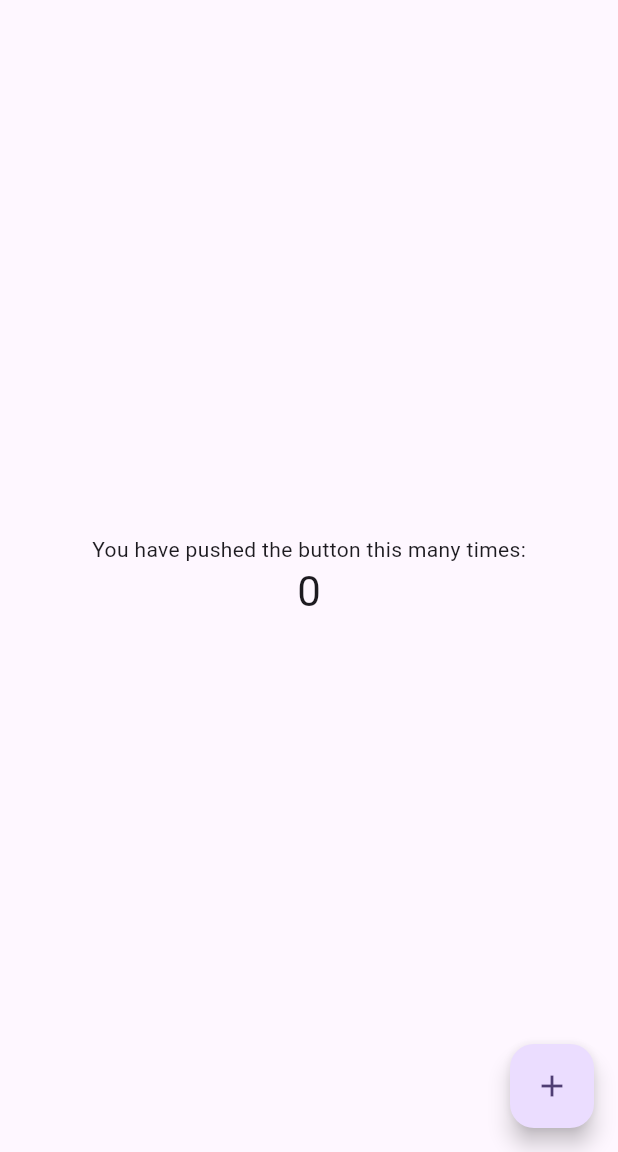
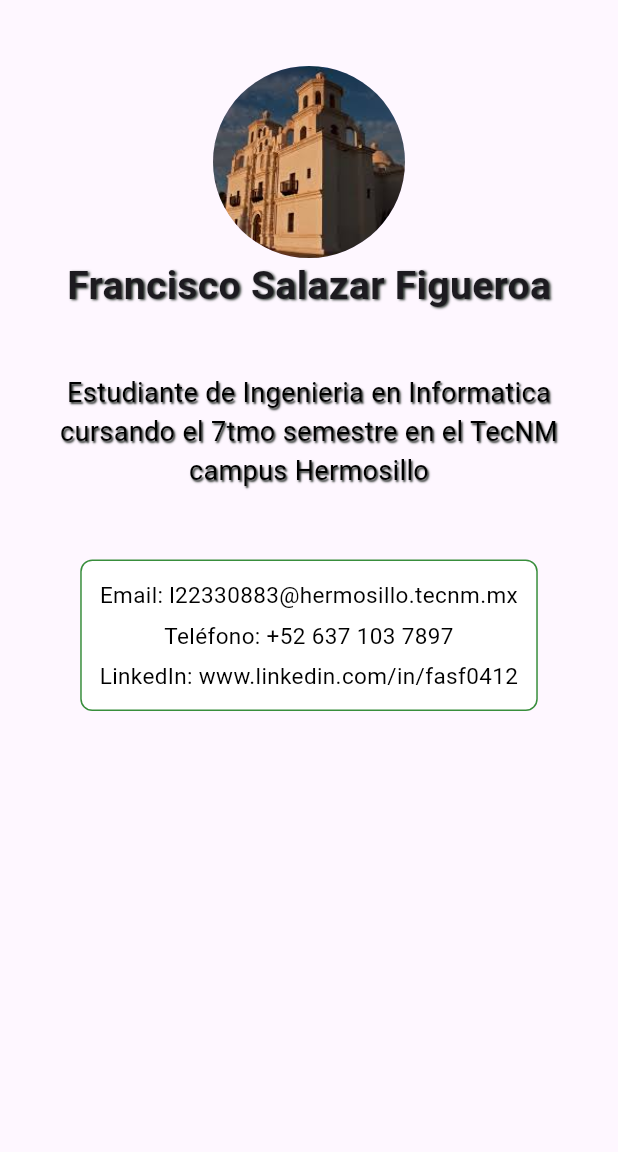
Before and after one commit to Elquedeque/album_biblio, a Flutter app: the screen it shows after launch, on a phone screen of 412 x 824 dp, the part 84-1236 px from its top. Run offline on Flutter 3.47's test engine with Material 3 defaults, Android fonts, the phone set to English and light mode, and no system bars.

```diff
--- a/album_biblio/lib/main.dart
+++ b/album_biblio/lib/main.dart
@@ -85,38 +85,89 @@ class _MyHomePageState extends State<MyHomePage> {
         // the App.build method, and use it to set our appbar title.
         title: Text(widget.title),
       ),
-      body: Center(
-        // Center is a layout widget. It takes a single child and positions it
-        // in the middle of the parent.
-        child: Column(
-          // Column is also a layout widget. It takes a list of children and
-          // arranges them vertically. By default, it sizes itself to fit its
-          // children horizontally, and tries to be as tall as its parent.
-          //
-          // Column has various properties to control how it sizes itself and
-          // how it positions its children. Here we use mainAxisAlignment to
-          // center the children vertically; the main axis here is the vertical
-          // axis because Columns are vertical (the cross axis would be
-          // horizontal).
-          //
-          // TRY THIS: Invoke "debug painting" (choose the "Toggle Debug Paint"
-          // action in the IDE, or press "p" in the console), to see the
-          // wireframe for each widget.
-          mainAxisAlignment: MainAxisAlignment.center,
-          children: <Widget>[
-            const Text('You have pushed the button this many times:'),
-            Text(
-              '$_counter',
-              style: Theme.of(context).textTheme.headlineMedium,
+      body: Padding(
+        padding: const EdgeInsets.all(4.0),
+        child: Center ( child: GestureDetector(
+          child: Column(
+          mainAxisAlignment: MainAxisAlignment.start,
+            children: [
+            const SizedBox(height: 40),
+            // Imagen
+            CircleAvatar(
+            radius: 64,
+            backgroundImage: AssetImage('assets/images/profile.jpg'),
+            ),
+            // Nombre
+            const Text(
+            'Francisco Salazar Figueroa',
+            style: TextStyle(
+            fontSize: 26,
+            fontWeight: FontWeight.bold,
+            shadows: [
+            Shadow(
+            offset: Offset(1.2, 1.2),
+            blurRadius: 1.5,
+            color: Color.fromARGB(255, 43, 53, 46),
+            ),
+            ],
+            ),
+            ),
+            const SizedBox(height: 40),
+            //Descripcion
+            const Padding(
+              padding: EdgeInsets.symmetric(horizontal: 28.0),
+              child: Text(
+              'Estudiante de Ingenieria en Informatica cursando el 7tmo semestre en el TecNM campus Hermosillo',
+              textAlign: TextAlign.center,
+              style: TextStyle(
+              fontSize: 18,
+              color: Color.fromARGB(255, 0, 0, 0),
+              shadows: [
+              Shadow(
+              offset: Offset(1, 1),
+              blurRadius: 1,
+              color: Color.fromARGB(255, 40, 46, 42),
+              ),
+              ],
+              ),
+              ),
+              ),
+              const SizedBox(height: 40),
+              //Datos Generales
+              Padding(
+              padding: const EdgeInsets.symmetric(horizontal: 28.0, vertical: 6.0),
+              child: Container(
+              padding: const EdgeInsets.all(12),
+              decoration: BoxDecoration(
+              color: Colors.white,
+              borderRadius: BorderRadius.circular(8),
+              border: Border.all(color: Colors.green.shade700, width: 1),
+              ),
+              child: Column(
+              crossAxisAlignment: CrossAxisAlignment.center,
+              children: const [
+              Text(
+              'Email: l22330883@hermosillo.tecnm.mx',
+              textAlign: TextAlign.center,
+              style: TextStyle(fontSize: 15, color: Colors.black),
+              ),
+              SizedBox(height: 6),
+              Text(
+              'Teléfono: +52 637 103 7897',
+              textAlign: TextAlign.center,
+              style: TextStyle(fontSize: 15, color: Colors.black),
+              ),
+              SizedBox(height: 6),
+              Text(
+              'LinkedIn: www.linkedin.com/in/fasf0412',
+              textAlign: TextAlign.center,
+              style: TextStyle(fontSize: 15, color: Colors.black),
+              ),
+            ],
+            ) ,
+            ),
             ),
           ],
         ),
-      ),
-      floatingActionButton: FloatingActionButton(
-        onPressed: _incrementCounter,
-        tooltip: 'Increment',
-        child: const Icon(Icons.add),
-      ), // This trailing comma makes auto-formatting nicer for build methods.
-    );
-  }
-}
+  ),),)
+  ,);}}
--- a/album_biblio/pubspec.yaml
+++ b/album_biblio/pubspec.yaml
@@ -58,8 +58,8 @@ flutter:
   uses-material-design: true
 
   # To add assets to your application, add an assets section, like this:
-  # assets:
-  #   - images/a_dot_burr.jpeg
+  assets:
+   - assets/images/profile.jpg
   #   - images/a_dot_ham.jpeg
 
   # An image asset can refer to one or more resolution-specific "variants", see
```
Also changed, not shown: album_biblio/lib/views/perfil_usuario.dart (added, +105 -0 lines), album_biblio/assets/images/profile.jpg (added), 1 other file.
